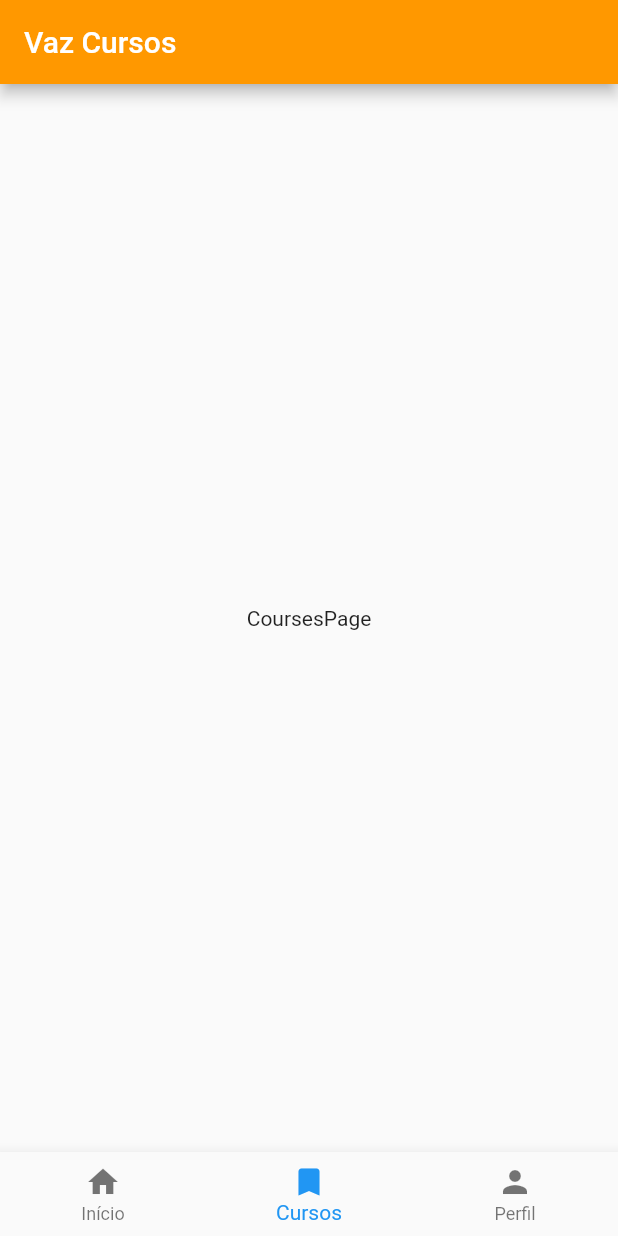
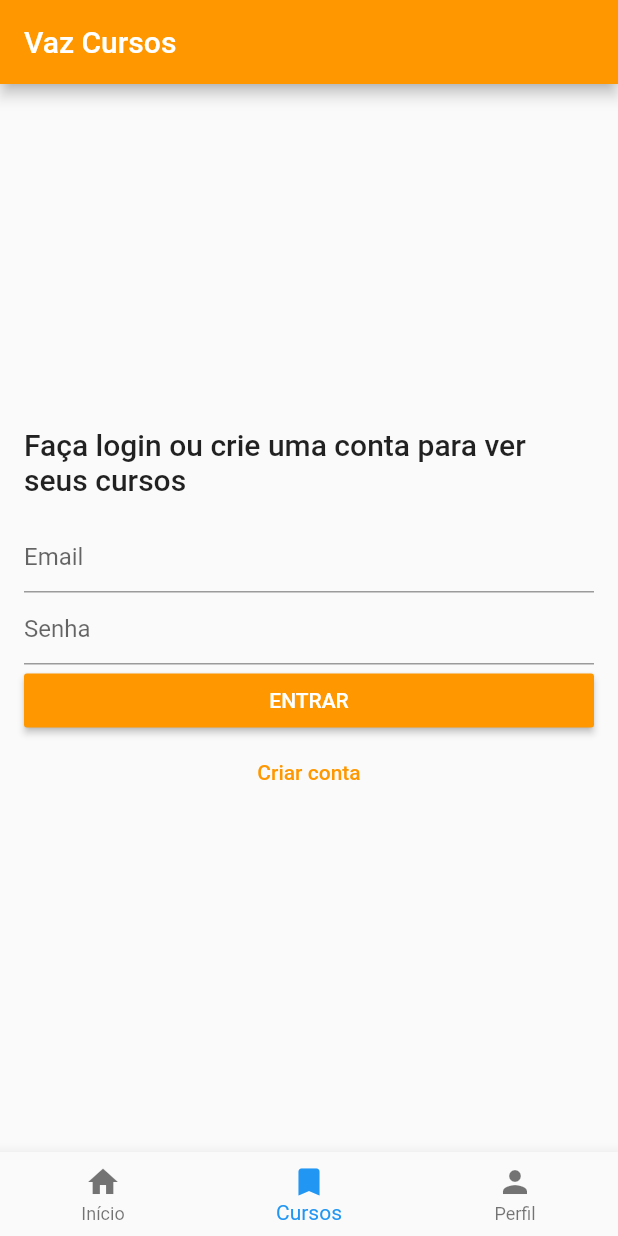
Before and after one commit to vazgabriel/vaz-cursos, a Flutter app: the screen it shows after launch, item 2 of the bottom bar chosen, on a phone screen of 412 x 824 dp. Run offline on Flutter 3.47's test engine with Material 2 defaults, Android fonts, the phone set to English and light mode, and no system bars; our stand-ins replace cached_network_image, dio, youtube_player_flutter; network calls fail.

Commit message:
Login/Register + adicionar bibliotecas estado e persistencia

```diff
--- /dev/null
+++ b/lib/api.dart
@@ -0,0 +1,7 @@
+import 'package:dio/dio.dart';
+
+BaseOptions options = new BaseOptions(
+  baseUrl: "https://vaz-cursos.herokuapp.com",
+);
+
+Dio api = new Dio(options);
--- /dev/null
+++ b/lib/components/auth.dart
@@ -0,0 +1,149 @@
+import 'package:flutter/material.dart';
+import 'package:dio/dio.dart';
+
+import 'package:vaz_cursos/api.dart';
+import 'package:vaz_cursos/utils/validations.dart';
+
+class AuthComponent extends StatefulWidget {
+  AuthComponent({Key key, this.instructions}) : super(key: key);
+
+  final String instructions;
+
+  @override
+  _AuthComponentState createState() => _AuthComponentState();
+}
+
+class _AuthComponentState extends State<AuthComponent> {
+  final _formKey = GlobalKey<FormState>();
+
+  var _name = '';
+  var _email = '';
+  var _password = '';
+  var _isLogin = true;
+
+  void _showMessage(String message) {
+    Scaffold.of(context).showSnackBar(
+      SnackBar(
+        content: Text(message),
+      ),
+    );
+  }
+
+  void _onPressed() async {
+    if (_formKey.currentState.validate()) {
+      final _url = "/auth/" + (_isLogin ? "login" : "register");
+
+      try {
+        final _data =
+            FormData.fromMap({'email': _email, 'password': _password});
+
+        if (!_isLogin) {
+          _data.fields.add(MapEntry('name', _name));
+        }
+
+        var response = await api.post(_url, data: _data);
+        _showMessage('Bem vindo ${response.data['user']['name']}');
+
+        _formKey.currentState.reset();
+      } on DioError catch (e) {
+        if (e.response != null) {
+          String errorMessage = e.response.data['errors'][0]['message'];
+          _showMessage(errorMessage);
+        } else {
+          _showMessage(
+              'Ocorreu um erro inesperado, verifique sua conexão com a internet');
+        }
+      } catch (e) {
+        _showMessage(
+            'Ocorreu um erro inesperado, verifique sua conexão com a internet');
+      }
+    }
+  }
+
+  @override
+  Widget build(BuildContext context) {
+    return Padding(
+      padding: const EdgeInsets.all(16.0),
+      child: Form(
+        key: _formKey,
+        child: Column(
+          mainAxisAlignment: MainAxisAlignment.center,
+          children: <Widget>[
+            Text(
+              widget.instructions != null ? widget.instructions : 'Bem vindo ao Vaz Cursos',
+              style: Theme.of(context).textTheme.headline6,
+            ),
+            SizedBox(height: 16.0,),
+            if (!_isLogin)
+              TextFormField(
+                textCapitalization: TextCapitalization.words,
+                onChanged: (value) => setState(() {
+                  _name = value;
+                }),
+                decoration: const InputDecoration(
+                  hintText: 'Nome',
+                ),
+                validator: (value) {
+                  if (value.isEmpty) {
+                    return 'Por favor use um nome válido';
+                  }
+                  return null;
+                },
+              ),
+            TextFormField(
+              autocorrect: false,
+              keyboardType: TextInputType.emailAddress,
+              onChanged: (value) => setState(() {
+                _email = value;
+              }),
+              decoration: const InputDecoration(
+                hintText: 'Email',
+              ),
+              validator: (value) {
+                if (!validateEmail(value)) {
+                  return 'Por favor use um email válido';
+                }
+                return null;
+              },
+            ),
+            TextFormField(
+              autocorrect: false,
+              obscureText: true,
+              onChanged: (value) => setState(() {
+                _password = value;
+              }),
+              decoration: const InputDecoration(
+                hintText: 'Senha',
+              ),
+              validator: (value) {
+                if (value.isEmpty || value.length < 6) {
+                  return 'A senha deve ter ao menos 6 caracteres';
+                }
+                return null;
+              },
+            ),
+            SizedBox(
+              width: double.maxFinite,
+              child: RaisedButton(
+                color: Theme.of(context).primaryColor,
+                textColor: Colors.white,
+                onPressed: _onPressed,
+                child: Text(_isLogin ? 'ENTRAR' : 'REGISTRAR'),
+              ),
+            ),
+            FlatButton(
+              textColor: Theme.of(context).primaryColor,
+              onPressed: () => setState(
+                () {
+                  _formKey.currentState.reset();
+                  _isLogin = !_isLogin;
+                },
+              ),
+              child: Text(_isLogin ? 'Criar conta' : 'Já tenho uma conta'),
+            )
+          ],
+        ),
+      ),
+    );
+  }
+}
--- a/lib/pages/courses.dart
+++ b/lib/pages/courses.dart
@@ -1,12 +1,14 @@
 import 'package:flutter/material.dart';
+
+import 'package:vaz_cursos/components/auth.dart';
 
 class CoursesPage extends StatelessWidget {
   const CoursesPage({Key key}) : super(key: key);
 
   @override
   Widget build(BuildContext context) {
-    return Center(
-      child: Text('CoursesPage'),
+    return AuthComponent(
+      instructions: 'Faça login ou crie uma conta para ver seus cursos',
     );
   }
 }
--- a/lib/pages/profile.dart
+++ b/lib/pages/profile.dart
@@ -1,12 +1,14 @@
 import 'package:flutter/material.dart';
+
+import 'package:vaz_cursos/components/auth.dart';
 
 class ProfilePage extends StatelessWidget {
   const ProfilePage({Key key}) : super(key: key);
 
   @override
   Widget build(BuildContext context) {
-    return Center(
-      child: Text('ProfilePage'),
+    return AuthComponent(
+      instructions: 'Faça login ou crie sua conta',
     );
   }
 }
--- a/pubspec.yaml
+++ b/pubspec.yaml
@@ -26,6 +26,10 @@ dependencies:
   youtube_player_flutter: ^6.1.1
   cached_network_image: ^2.2.0+1
   dio: ^3.0.9
+  sqflite: ^1.3.1
+  shared_preferences: ^0.5.7+3
+  mobx: ^1.0.0
+  flutter_mobx: ^1.0.0
 
 
   # The following adds the Cupertino Icons font to your application.
@@ -35,6 +39,8 @@ dependencies:
 dev_dependencies:
   flutter_test:
     sdk: flutter
+  build_runner: ^1.7.2
+  mobx_codegen: ^1.0.0
 
 # For information on the generic Dart part of this file, see the
 # following page: https://dart.dev/tools/pub/pubspec
```
Also changed, not shown: lib/tab.dart (+0 -10 lines), lib/utils/validations.dart (added, +11 -0 lines), pubspec.lock.
